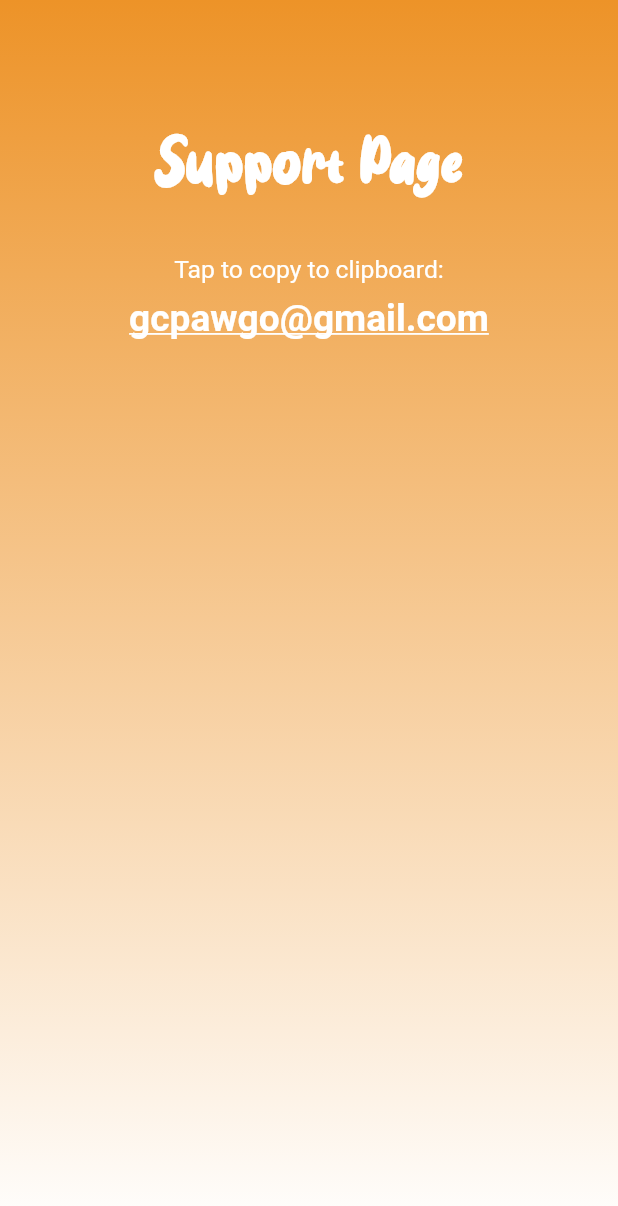
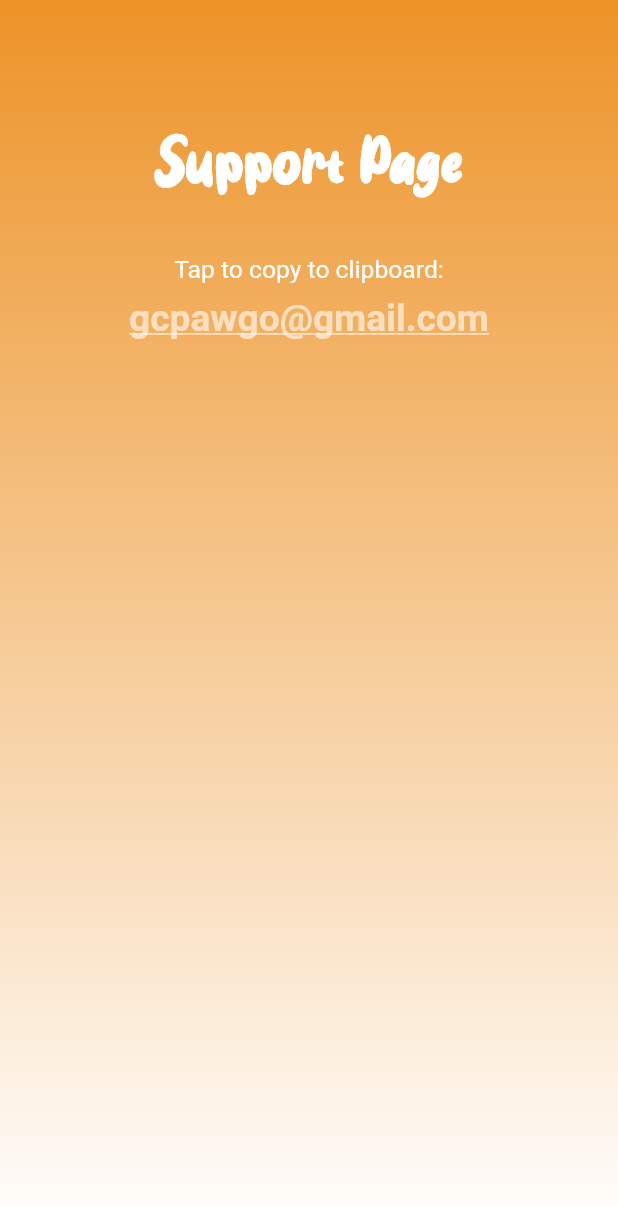
Before and after one commit to GCPawGo/PawGo, a Flutter app: the SupportPage screen opened by its route, on a phone screen of 412 x 824 dp. Shown: the top 1206 px of the screen. Run offline on Flutter 3.47's test engine with Material 2 defaults, Android fonts, the phone set to English and light mode, and no system bars; our stand-ins replace cloud_firestore, date_format, firebase_auth, firebase_core, firebase_storage, font_awesome_flutter and 7 more; missing offline and left inert: background_location, flutter_osm_plugin, universal_html; accounts and stored records are empty.

Commit message:
Minor changes

```diff
--- a/lib/routes/support_page.dart
+++ b/lib/routes/support_page.dart
@@ -87,7 +87,7 @@ class _SupportPageState extends State<SupportPage> {
                                                 fontSize: 3 * SizeConfig.textMultiplier!,
                                                 fontWeight: FontWeight.bold,
                                                 decoration: TextDecoration.underline,
-                                                color: Colors.white,
+                                                color: Colors.white60,
                                               ),
                                             ),
                                           ),
--- a/lib/widget/dogs_search_info_cards.dart
+++ b/lib/widget/dogs_search_info_cards.dart
@@ -65,7 +65,7 @@ class _DogSearchButtonState extends State<DogSearchButton> {
                                     padding: EdgeInsets.all(1.5),
                                     child: Container(
                                       height: 40 * SizeConfig.heightMultiplier!,
-                                      width: 30 * SizeConfig.widthMultiplier!,
+                                      width: 35 * SizeConfig.widthMultiplier!,
                                       decoration: BoxDecoration(
                                         image: DecorationImage(
                                           image: NetworkImage("https://firebasestorage.googleapis.com/v0/b/gcpawgo.appspot.com/o/05840a23-576e-407a-966a-853beeaf44e4.jpg?alt=media&token=ea2a786f-5e91-4f4b-898c-078440753da8"),
@@ -77,7 +77,7 @@ class _DogSearchButtonState extends State<DogSearchButton> {
                                   ),
                                   Container(
                                     height: 40 * SizeConfig.heightMultiplier!,
-                                    width: 30 * SizeConfig.widthMultiplier!,
+                                    width: 35 * SizeConfig.widthMultiplier!,
                                     decoration: BoxDecoration(
                                       image: DecorationImage(
                                         // image: NetworkImage(widget.user.urlImage),
```
